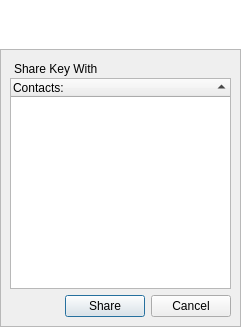
This is retroshare-gui/src/gui/channels/ShareKey.ui in RetroShare/RetroShare as Qt 5 draws it before an edit. The edited form follows.
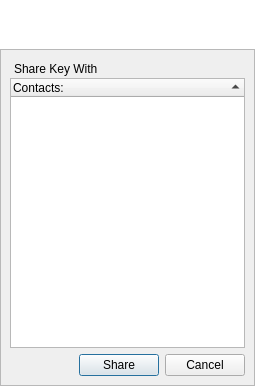
This is the edited form. Icons and pictures are not drawn.

Commit message: fixed the layout of ShareKey

Diff of the .ui file:
```diff
--- a/retroshare-gui/src/gui/channels/ShareKey.ui
+++ b/retroshare-gui/src/gui/channels/ShareKey.ui
@@ -6,8 +6,8 @@
    <rect>
     <x>0</x>
     <y>0</y>
-    <width>241</width>
-    <height>327</height>
+    <width>255</width>
+    <height>386</height>
    </rect>
   </property>
   <property name="windowTitle">
@@ -31,8 +31,10 @@
         </size>
        </property>
        <property name="styleSheet">
-        <string notr="true">background-color: rgb(255, 255, 255);
-background-image: url(:/images/connect/connectFriendBanner.png);</string>
+        <string notr="true">QFrame#frame{
+background-color: rgb(255, 255, 255);
+background-image: url(:/images/connect/connectFriendBanner.png);
+}</string>
        </property>
        <property name="frameShape">
         <enum>QFrame::NoFrame</enum>
@@ -82,7 +84,7 @@
         </property>
         <property name="maximumSize">
          <size>
-          <width>300</width>
+          <width>52487</width>
           <height>524287</height>
          </size>
         </property>
@@ -134,7 +136,7 @@
             </property>
             <property name="maximumSize">
              <size>
-              <width>300</width>
+              <width>1677215</width>
               <height>16777215</height>
              </size>
             </property>
@@ -150,6 +152,12 @@
               <height>0</height>
              </size>
             </property>
+            <property name="iconSize">
+             <size>
+              <width>16</width>
+              <height>16</height>
+             </size>
+            </property>
             <property name="sortingEnabled">
              <bool>true</bool>
             </property>
```
Left out of the diff: 4 changed lines with no effect on the pictures.
